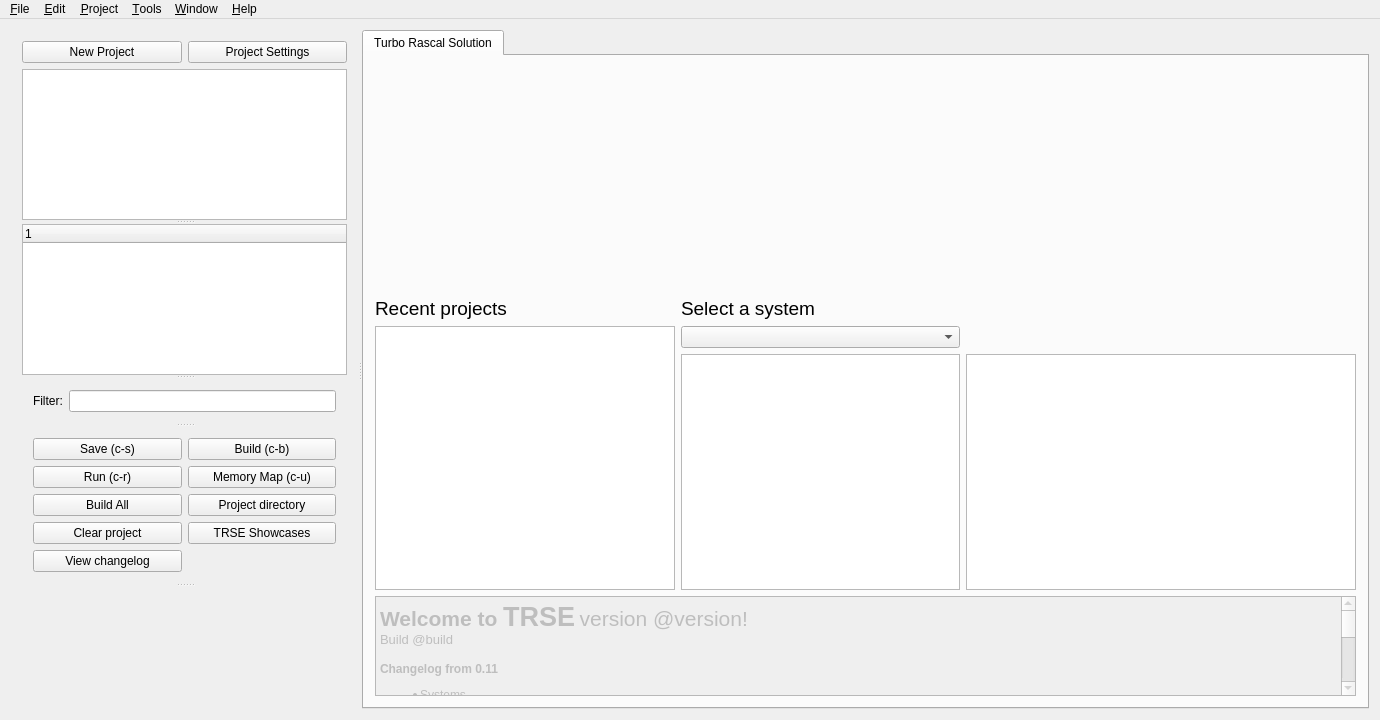
leuat/TRSE, file mainwindow.ui: the form before one commit.
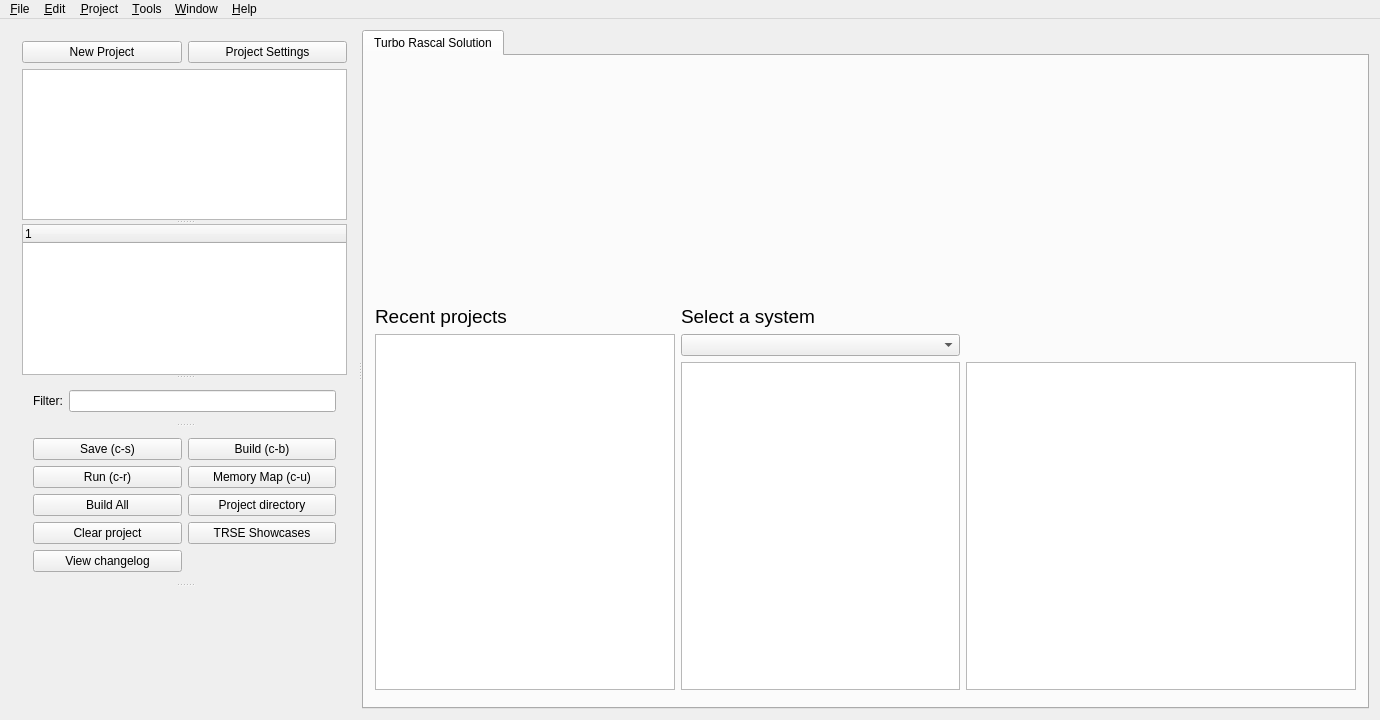
The form after the commit. Icons and pictures are not drawn. Custom widgets are drawn as their Qt base class.

Diff of the .ui file:
```diff
--- a/mainwindow.ui
+++ b/mainwindow.ui
@@ -445,7 +445,7 @@
            <property name="maximumSize">
             <size>
              <width>16777215</width>
-             <height>100</height>
+             <height>0</height>
             </size>
            </property>
            <property name="html">
```
